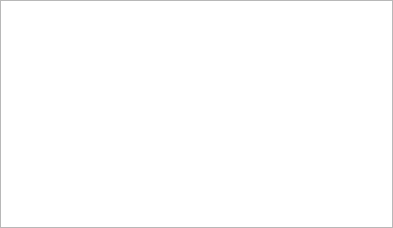
Qt form src/widgets/materialsets.ui (jahshaka/Studio) before a commit.
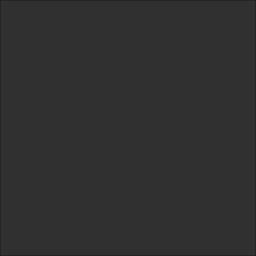
The same form after that commit.

The edit to the form file:
```diff
--- a/src/widgets/materialsets.ui
+++ b/src/widgets/materialsets.ui
@@ -6,19 +6,28 @@
    <rect>
     <x>0</x>
     <y>0</y>
-    <width>393</width>
-    <height>228</height>
+    <width>256</width>
+    <height>256</height>
    </rect>
   </property>
+  <property name="sizePolicy">
+   <sizepolicy hsizetype="Ignored" vsizetype="Preferred">
+    <horstretch>0</horstretch>
+    <verstretch>0</verstretch>
+   </sizepolicy>
+  </property>
   <property name="minimumSize">
    <size>
     <width>0</width>
-    <height>200</height>
+    <height>0</height>
    </size>
   </property>
   <property name="windowTitle">
    <string>Form</string>
   </property>
+  <property name="styleSheet">
+   <string notr="true"/>
+  </property>
   <layout class="QHBoxLayout" name="horizontalLayout">
    <property name="leftMargin">
     <number>0</number>
@@ -33,7 +42,17 @@
     <number>0</number>
    </property>
    <item>
-    <widget class="QListWidget" name="materialPresets"/>
+    <widget class="QListWidget" name="materialPresets">
+     <property name="sizePolicy">
+      <sizepolicy hsizetype="Ignored" vsizetype="Preferred">
+       <horstretch>0</horstretch>
+       <verstretch>0</verstretch>
+      </sizepolicy>
+     </property>
+     <property name="styleSheet">
+      <string notr="true">background-color: #303030</string>
+     </property>
+    </widget>
    </item>
   </layout>
  </widget>
```
